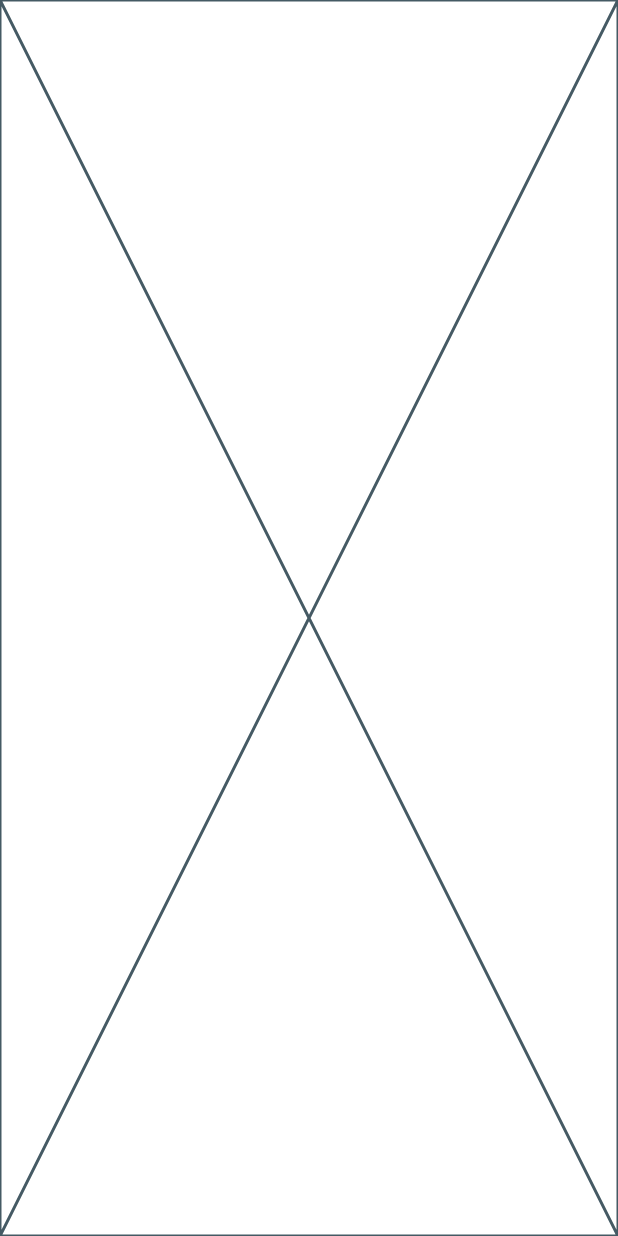
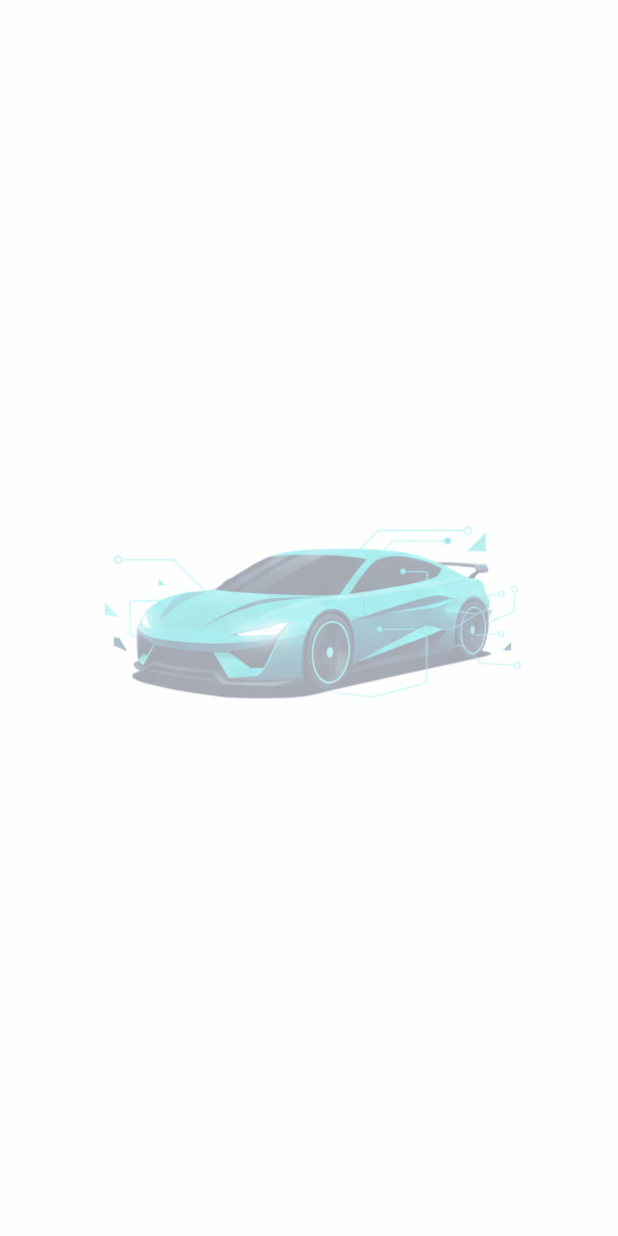
Before and after one commit to ahmedmohamed41/vee_car, a Flutter app: the first screen one second after launch, on a phone screen of 412 x 824 dp. Run offline on Flutter 3.47's test engine with Material 3 defaults, Android fonts, the phone set to English and light mode, and no system bars.

Commit message:
Add generated asset management code for images
- Introduced AssetGenImage class to handle image assets.
- Created $AssetsImagesGen class for managing image assets with paths.
- Added logVee and veeCar image assets.
- Implemented image rendering methods and asset provider functionality.

```diff
--- a/lib/core/resources/assets_manager.dart
+++ b/lib/core/resources/assets_manager.dart
@@ -1,4 +1,5 @@
 class AssetsManager {
   AssetsManager._();
    static const String base = 'assets/images';
+   static const String veeCar = '$base/vee_car.png';
 }
--- a/lib/core/resources/color_manager.dart
+++ b/lib/core/resources/color_manager.dart
@@ -1,3 +1,7 @@
+import 'package:flutter/material.dart';
+
 class ColorManager {
   ColorManager._();
+  static const Color baseColor = Color(0xFF2CB7C8);
+  static const Color white = Color(0xFFFEFEFF);
 }
--- a/lib/feature/splash/splash_screen.dart
+++ b/lib/feature/splash/splash_screen.dart
@@ -1,10 +1,77 @@
 import 'package:flutter/material.dart';
+import 'package:vee_car/core/resources/color_manager.dart';
+import 'package:vee_car/core/routes/app_routes.dart';
+import 'package:vee_car/gen/assets.gen.dart';
 
-class SplashScreen extends StatelessWidget {
+class SplashScreen extends StatefulWidget {
   const SplashScreen({super.key});
 
   @override
+  State<SplashScreen> createState() => _SplashScreenState();
+}
+
+class _SplashScreenState extends State<SplashScreen>
+    with SingleTickerProviderStateMixin {
+  late AnimationController _controller;
+  late Animation<double> _fadeAnimation;
+  late Animation<double> _scaleAnimation;
+
+  @override
+  void initState() {
+    super.initState();
+
+    _controller = AnimationController(
+      vsync: this,
+      duration: const Duration(milliseconds: 1500),
+    );
+
+    _fadeAnimation = Tween<double>(begin: 0.0, end: 1.0).animate(
+      CurvedAnimation(parent: _controller, curve: Curves.easeIn),
+    );
+
+    _scaleAnimation = Tween<double>(begin: 0.8, end: 1.0).animate(
+      CurvedAnimation(parent: _controller, curve: Curves.bounceIn),
+    );
+
+    _controller.forward();
+
+    _navigateToNext();
+  }
+
+  void _navigateToNext() {
+    Future.delayed(const Duration(seconds: 4), () {
+      if (mounted) {
+        Navigator.pushReplacementNamed(context, AppRoutes.login);
+      }
+    });
+  }
+
+  @override
+  void dispose() {
+    _controller.dispose();
+    super.dispose();
+  }
+
+  @override
   Widget build(BuildContext context) {
-    return const Placeholder();
+    return Scaffold(
+      backgroundColor: ColorManager.white,
+      body: Center(
+        child: FadeTransition(
+          opacity: _fadeAnimation,
+          child: ScaleTransition(
+            scale: _scaleAnimation,
+            child: Column(
+              mainAxisAlignment: MainAxisAlignment.center,
+              children: [
+                Assets.images.veeCar.image(
+                  fit: BoxFit.contain,
+                ),
+              ],
+            ),
+          ),
+        ),
+      ),
+    );
   }
 }
--- a/lib/main.dart
+++ b/lib/main.dart
@@ -14,7 +14,7 @@ class VeeCar extends StatelessWidget {
     return const MaterialApp(
       debugShowCheckedModeBanner: false,
       onGenerateRoute: RoutesManager.router,
-      initialRoute: AppRoutes.mainLayout,
+      initialRoute: AppRoutes.splash,
     );
   }
 }
```
Also changed, not shown: lib/gen/assets.gen.dart (added, +119 -0 lines), pubspec.yaml (+9 -14 lines), assets/images/log_vee.png (added), assets/images/veeCar.png (added), pubspec.lock.
